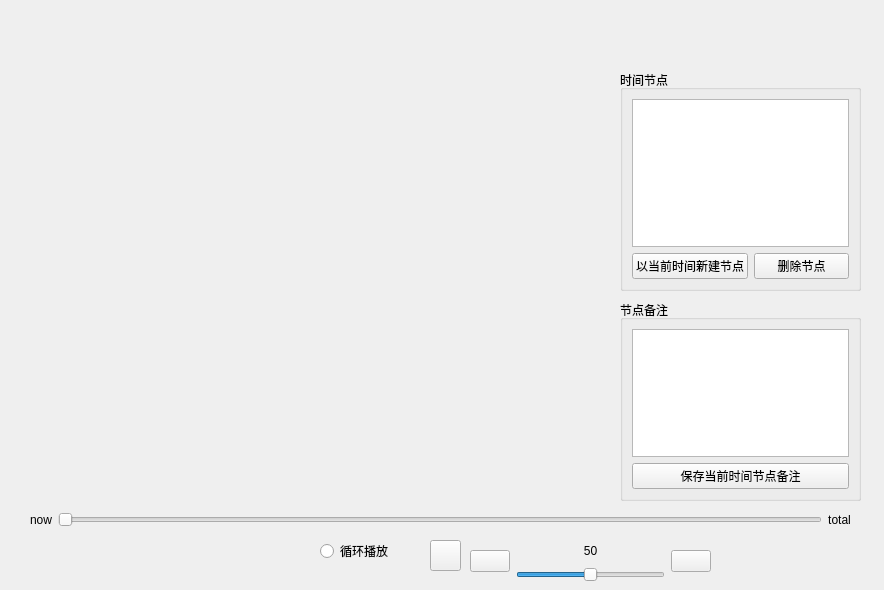
Old version of the form widget_videoplayer.ui in the repository Ruby-Dream/studysoftware.
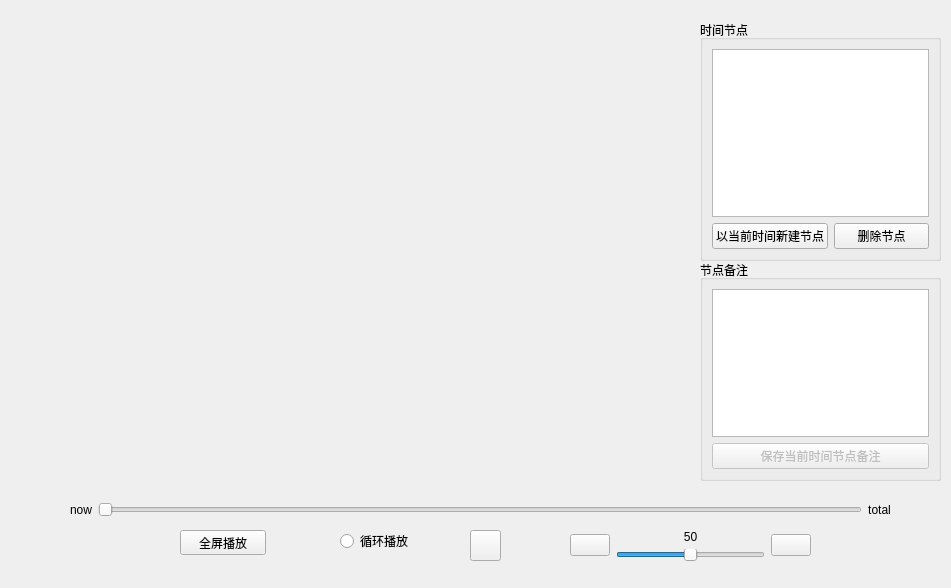
New version of the form. Icons and pictures are not drawn. Custom widgets are drawn as their Qt base class.

Commit message: 新增播放视频，支持MP4/wmv/mkv，可以全屏播放和取消全屏，可以点击视频以相当于点击按钮控制，使用信号和槽

The edit to the form file:
```diff
--- a/widget_videoplayer.ui
+++ b/widget_videoplayer.ui
@@ -6,8 +6,8 @@
    <rect>
     <x>0</x>
     <y>0</y>
-    <width>884</width>
-    <height>590</height>
+    <width>951</width>
+    <height>588</height>
    </rect>
   </property>
   <property name="windowTitle">
@@ -16,10 +16,10 @@
   <widget class="QGroupBox" name="groupBox">
    <property name="geometry">
     <rect>
-     <x>620</x>
-     <y>70</y>
+     <x>700</x>
+     <y>20</y>
      <width>241</width>
-     <height>221</height>
+     <height>241</height>
     </rect>
    </property>
    <property name="title">
@@ -75,8 +75,8 @@
   <widget class="QRadioButton" name="bt_isloop">
    <property name="geometry">
     <rect>
-     <x>320</x>
-     <y>540</y>
+     <x>340</x>
+     <y>530</y>
      <width>102</width>
      <height>22</height>
     </rect>
@@ -88,10 +88,10 @@
   <widget class="QWidget" name="layoutWidget">
    <property name="geometry">
     <rect>
-     <x>470</x>
-     <y>540</y>
+     <x>570</x>
+     <y>530</y>
      <width>241</width>
-     <height>42</height>
+     <height>31</height>
     </rect>
    </property>
    <layout class="QHBoxLayout" name="horizontalLayout_3">
@@ -156,10 +156,10 @@
   <widget class="QGroupBox" name="groupBox_2">
    <property name="geometry">
     <rect>
-     <x>620</x>
-     <y>300</y>
+     <x>700</x>
+     <y>260</y>
      <width>241</width>
-     <height>201</height>
+     <height>221</height>
     </rect>
    </property>
    <property name="styleSheet">
@@ -170,10 +170,17 @@
    </property>
    <layout class="QVBoxLayout" name="verticalLayout">
     <item>
-     <widget class="QPlainTextEdit" name="plainTextEdit"/>
+     <widget class="QPlainTextEdit" name="plainTextEdit">
+      <property name="readOnly">
+       <bool>false</bool>
+      </property>
+     </widget>
     </item>
     <item>
      <widget class="QPushButton" name="bt_save">
+      <property name="enabled">
+       <bool>false</bool>
+      </property>
       <property name="text">
        <string>保存当前时间节点备注</string>
       </property>
@@ -187,8 +194,8 @@
    </property>
    <property name="geometry">
     <rect>
-     <x>430</x>
-     <y>540</y>
+     <x>470</x>
+     <y>530</y>
      <width>31</width>
      <height>31</height>
     </rect>
@@ -203,8 +210,8 @@
   <widget class="QWidget" name="layoutWidget_2">
    <property name="geometry">
     <rect>
-     <x>30</x>
-     <y>510</y>
+     <x>70</x>
+     <y>500</y>
      <width>821</width>
      <height>20</height>
     </rect>
@@ -242,7 +249,38 @@
     </item>
    </layout>
   </widget>
+  <widget class="Myvideowidget" name="videowidget" native="true">
+   <property name="geometry">
+    <rect>
+     <x>40</x>
+     <y>50</y>
+     <width>640</width>
+     <height>360</height>
+    </rect>
+   </property>
+  </widget>
+  <widget class="QPushButton" name="bt_fullscreen">
+   <property name="geometry">
+    <rect>
+     <x>180</x>
+     <y>530</y>
+     <width>86</width>
+     <height>25</height>
+    </rect>
+   </property>
+   <property name="text">
+    <string>全屏播放</string>
+   </property>
+  </widget>
  </widget>
+ <customwidgets>
+  <customwidget>
+   <class>Myvideowidget</class>
+   <extends>QWidget</extends>
+   <header>myvideowidget.h</header>
+   <container>1</container>
+  </customwidget>
+ </customwidgets>
  <resources/>
  <connections/>
 </ui>
```
The commit also changes 8 other files.
